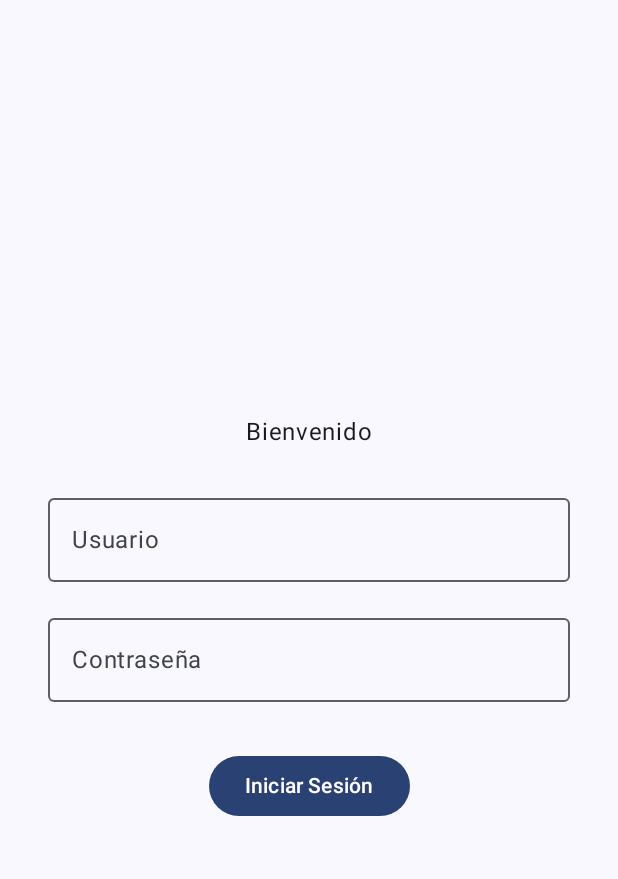
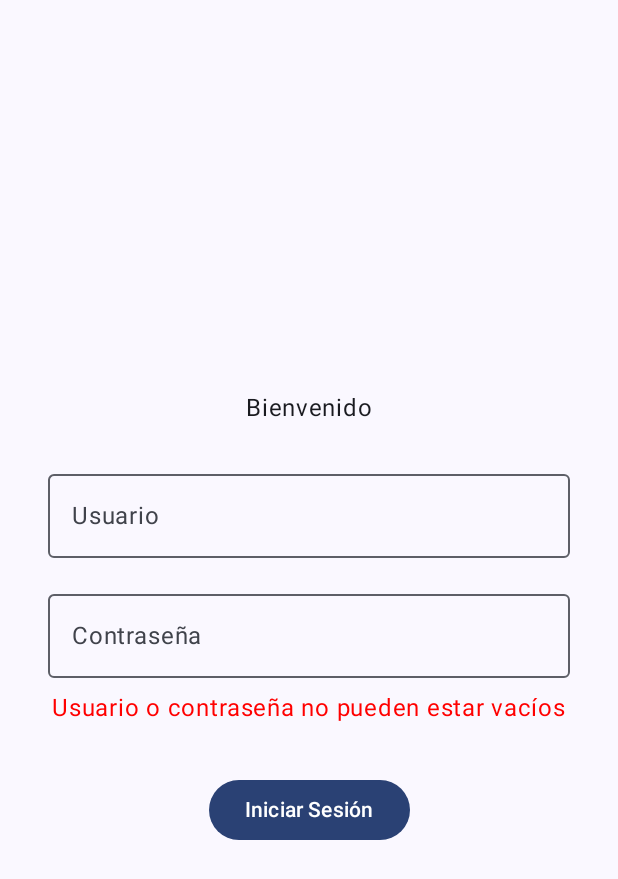
Before and after one commit to Gocabezon/carddotssearcher, an Android app built with Jetpack Compose: the screen it shows after launch (MainActivity), after a tap on "Iniciar Sesión", on a phone screen of 412 x 824 dp. Shown: the top 879 px of the screen. Run offline under Robolectric (Android 15) with nearby library versions, the phone set to English and light mode, and no system bars.

Commit message:
arreglado boton de tomar fotos, ahora esta centrado

```diff
--- a/app/src/main/java/com/example/carddotsearcher/repository/CardRepository.kt
+++ b/app/src/main/java/com/example/carddotsearcher/repository/CardRepository.kt
@@ -8,13 +8,15 @@ class CardRepository {
     private val allCards = listOf(
         Carta("Mago Oscuro"),
         Carta("Dragón Blanco de Ojos Azules"),
-        Carta("Exodia, el Prohibido")
+        Carta("Exodia, el Prohibido"),
+        Carta("Red-Eyes Black Dragon")
     )
 
     private val allStores = listOf(
         Tienda("Tienda 1", listOf(allCards[0], allCards[2])),
         Tienda("Tienda 2", listOf(allCards[1])),
-        Tienda("Tienda 3", allCards)
+        Tienda("Tienda 3", allCards),
+        Tienda("Tienda 4", listOf(allCards[0]))
     )
 
     fun findStoresForCard(card: Carta): List<Tienda> {
--- a/app/src/main/java/com/example/carddotsearcher/ui/CamaraFotos.kt
+++ b/app/src/main/java/com/example/carddotsearcher/ui/CamaraFotos.kt
@@ -11,6 +11,8 @@ import androidx.compose.foundation.layout.Arrangement
 import androidx.compose.foundation.layout.Column
 import androidx.compose.foundation.layout.Row
 import androidx.compose.foundation.layout.Spacer
+import androidx.compose.foundation.layout.fillMaxSize
+import androidx.compose.foundation.layout.fillMaxWidth
 import androidx.compose.foundation.layout.height
 import androidx.compose.foundation.layout.padding
 import androidx.compose.foundation.layout.size
@@ -61,7 +63,9 @@ fun CamaraFotos(onPhotoTaken: () -> Unit) {
     }
 
     Column(
-        modifier = Modifier.padding(16.dp),
+        modifier = Modifier
+            .fillMaxWidth()
+            .padding(30.dp),
         horizontalAlignment = Alignment.CenterHorizontally,
         verticalArrangement = Arrangement.Center
     ) {
--- a/app/src/main/java/com/example/carddotsearcher/ui/LoginScreen.kt
+++ b/app/src/main/java/com/example/carddotsearcher/ui/LoginScreen.kt
@@ -13,6 +13,7 @@ import androidx.compose.material3.Text
 import androidx.compose.runtime.*
 import androidx.compose.ui.Alignment
 import androidx.compose.ui.Modifier
+import androidx.compose.ui.graphics.Color
 import androidx.compose.ui.text.input.PasswordVisualTransformation
 import androidx.compose.ui.unit.dp
 import androidx.navigation.NavController
@@ -21,6 +22,7 @@ import androidx.navigation.NavController
 fun LoginScreen(navController: NavController) {
     var username by remember { mutableStateOf("") }
     var password by remember { mutableStateOf("") }
+    var showError by remember { mutableStateOf(false) }
 
     Column(
         modifier = Modifier
@@ -44,13 +46,24 @@ fun LoginScreen(navController: NavController) {
             visualTransformation = PasswordVisualTransformation(),
             modifier = Modifier.fillMaxWidth()
         )
+        if (showError) {
+            Text(
+                text = "Usuario o contraseña no pueden estar vacíos",
+                color = Color.Red,
+                modifier = Modifier.padding(top = 8.dp)
+            )
+        }
         Spacer(modifier = Modifier.height(32.dp))
         Button(onClick = {
-            // Validación simple (admin/admin)
-            if (username == "admin" && password == "admin") {
-                navController.navigate("camera") {
-                    popUpTo("login") { inclusive = true } // Evita volver a la pantalla de login
+            if (username.isNotEmpty() && password.isNotEmpty()) {
+                // Validación simple (admin/admin)
+                if (username == "admin" && password == "admin") {
+                    navController.navigate("camera") {
+                        popUpTo("login") { inclusive = true } // Evita volver a la pantalla de login
+                    }
                 }
+            } else {
+                showError = true
             }
         }) {
             Text("Iniciar Sesión")
```
